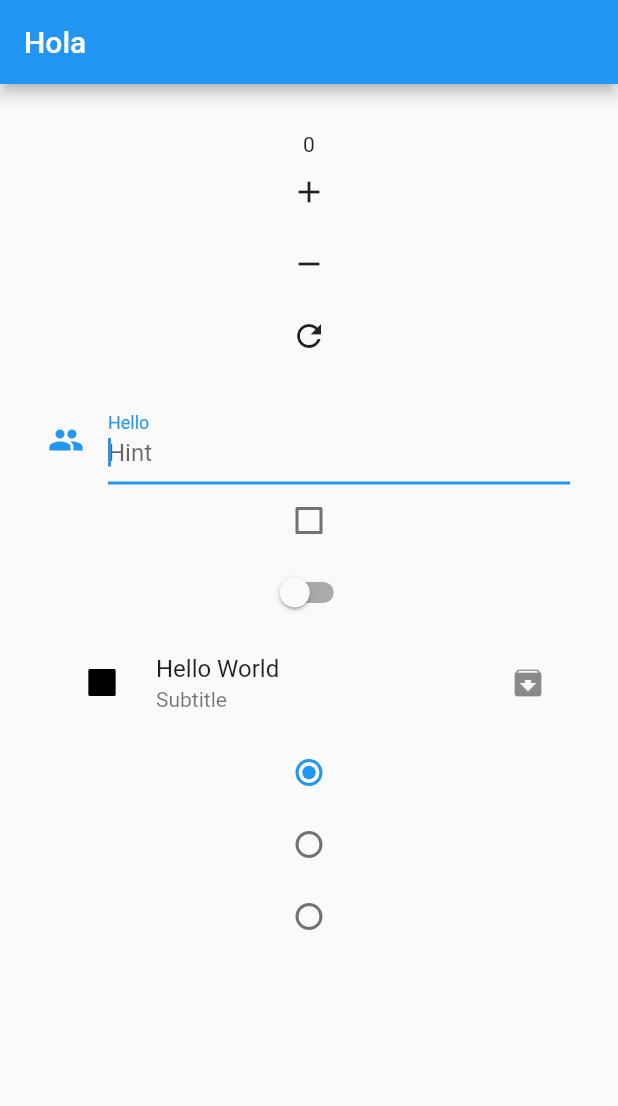
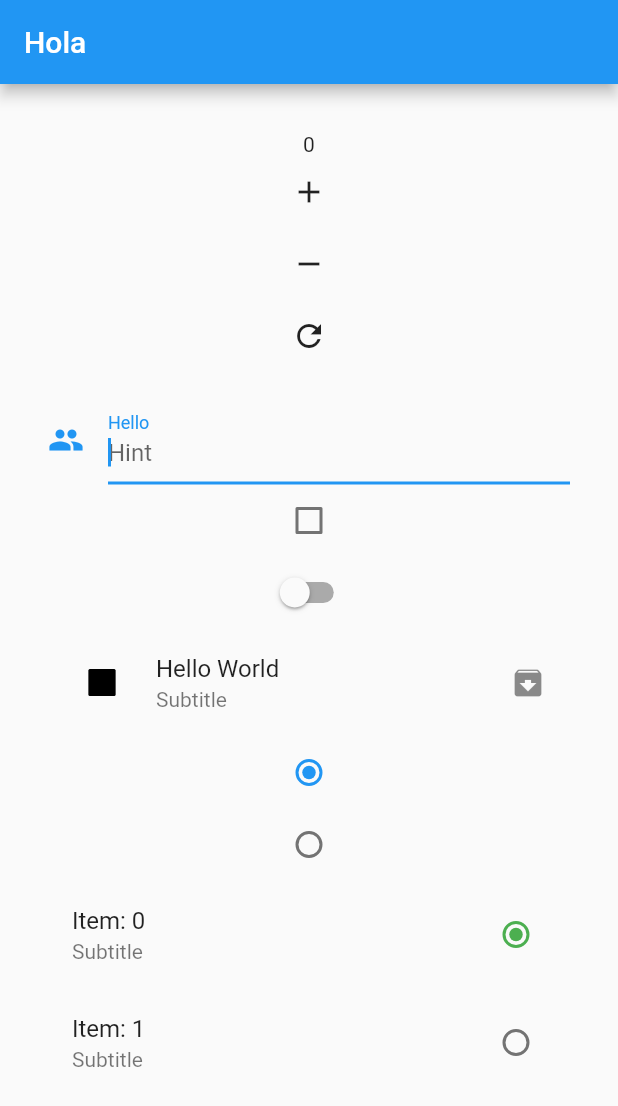
Before and after one commit to NICOC4PP4/button_1, a Flutter app: the screen it shows after launch, on a phone screen of 412 x 824 dp. Shown: the top 1106 px of the screen. Run offline on Flutter 3.47's test engine with Material 2 defaults, Android fonts, the phone set to English and light mode, and no system bars.

Commit message:
Update main.dart
Radio tiles

```diff
--- a/lib/main.dart
+++ b/lib/main.dart
@@ -24,7 +24,7 @@ class _State extends State<MyApp> {
 
   // functions for the radio buttons
   void _setValue5(int? value) => setState(() => _value5 = value!);
-  void _setValue6(int value) => setState(() => _value6 = value);
+  void _setValue6(int? value) => setState(() => _value6 = value!);
 
   // functions to change the value of the booleans
   void _value3Changed(bool? value) => setState(() => _value3 = value);
@@ -59,7 +59,7 @@ class _State extends State<MyApp> {
   // function implementing the radio list
   Widget makeRadios() {
     List<Widget> list = <Widget>[];
-    for (int i = 0; i < 3; i++) {
+    for (int i = 0; i < 2; i++) {
       list.add(Radio(
         value: i,
         groupValue: _value5,
@@ -71,6 +71,28 @@ class _State extends State<MyApp> {
     );
     return column;
   }
+
+  // function implementing the radio list tiles
+  Widget makeRadioTiles() {
+    List<Widget> list = <Widget>[];
+    for (int i = 0; i < 2; i++) {
+      list.add(RadioListTile(
+        value: i,
+        groupValue: _value6,
+        onChanged: _setValue6,
+        activeColor: Colors.green,
+        controlAffinity: ListTileControlAffinity.trailing,
+        title: Text("Item: $i"),
+        subtitle: const Text("Subtitle"),
+      ));
+    }
+    Column column = Column(
+      children: list,
+    );
+    return column;
+  }
+
+  //___________________________________________________________
 
   @override
   Widget build(BuildContext context) {
@@ -133,7 +155,8 @@ class _State extends State<MyApp> {
                 overlayColor: MaterialStateProperty.all(Colors.purple),
                 selectedTileColor: Colors.orange,
               ),
-              makeRadios()
+              makeRadios(),
+              makeRadioTiles(),
               // add lines here
             ],
           ),
```
